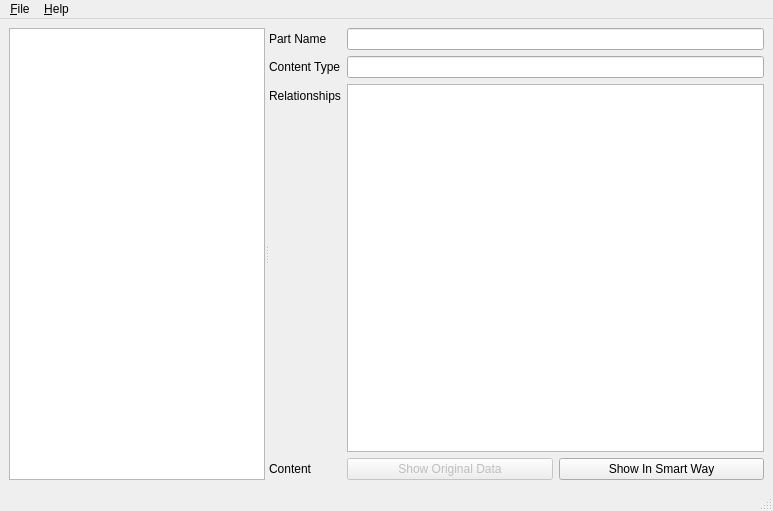
This is examples/officeopenxml/opc_package_viewer/mainwindow.ui in dbzhang800/QtOfficeOpenXml as Qt 5 draws it before an edit. The edited form follows.
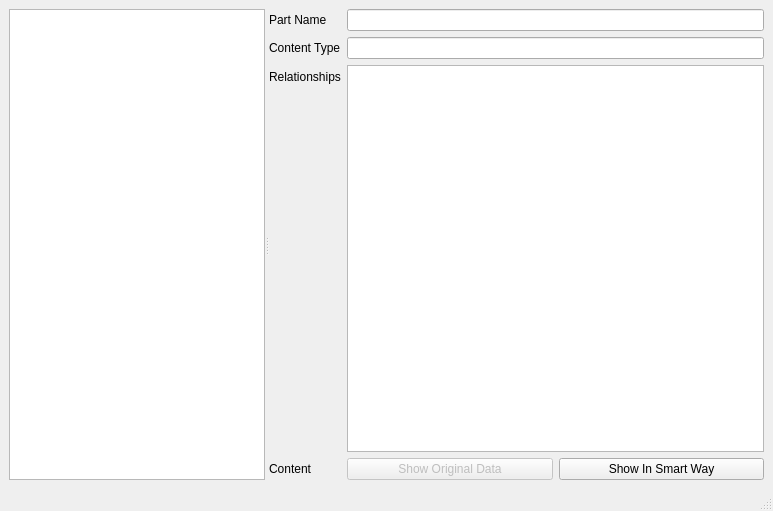
This is the edited form.

```diff
--- a/examples/officeopenxml/opc_package_viewer/mainwindow.ui
+++ b/examples/officeopenxml/opc_package_viewer/mainwindow.ui
@@ -124,20 +124,6 @@
      <height>23</height>
     </rect>
    </property>
-   <widget class="QMenu" name="menu_File">
-    <property name="title">
-     <string>&amp;File</string>
-    </property>
-    <addaction name="action_Open"/>
-   </widget>
-   <widget class="QMenu" name="menu_Help">
-    <property name="title">
-     <string>&amp;Help</string>
-    </property>
-    <addaction name="action_About"/>
-   </widget>
-   <addaction name="menu_File"/>
-   <addaction name="menu_Help"/>
   </widget>
   <widget class="QStatusBar" name="statusbar"/>
   <action name="action_Open">
```
Left out of the diff: 10 changed lines with no effect on the pictures.
